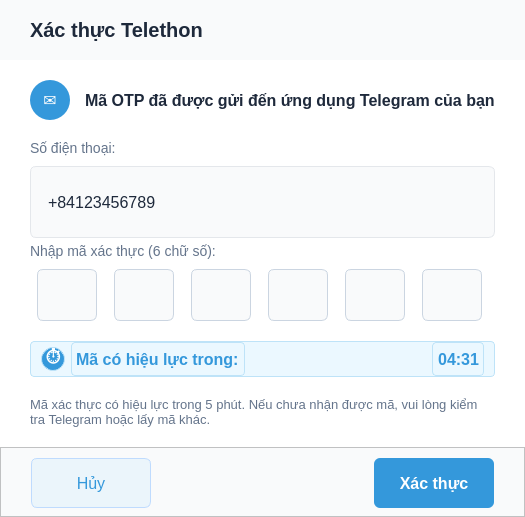
This is src/ui/qt_designer/otp/otp_verification_modal.ui in henrylenguyen/telegram-video-uploader as Qt 5 draws it before an edit. The edited form follows.
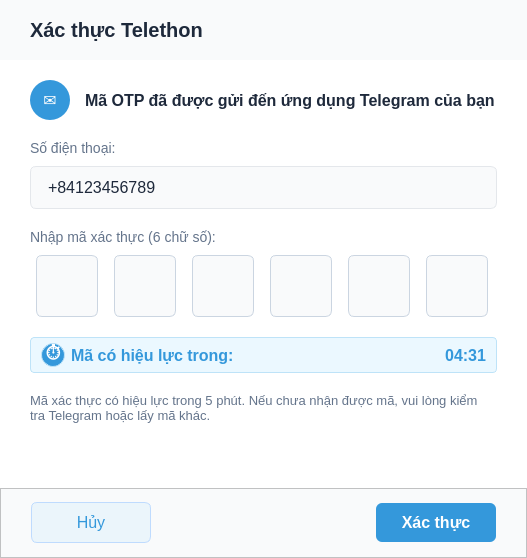
This is the edited form.

The edit to the form file:
```diff
--- a/src/ui/qt_designer/otp/otp_verification_modal.ui
+++ b/src/ui/qt_designer/otp/otp_verification_modal.ui
@@ -6,8 +6,8 @@
    <rect>
     <x>0</x>
     <y>0</y>
-    <width>500</width>
-    <height>470</height>
+    <width>527</width>
+    <height>558</height>
    </rect>
   </property>
   <property name="windowTitle">
@@ -47,8 +47,6 @@
     background-color: #FFFFFF;
     font-size: 16px;
     color: #1E293B;
-    min-height: 50px;
-    max-height: 50px;
     font-family: Arial;
 }
 
@@ -75,8 +73,6 @@
     padding: 10px 15px;
     font-size: 16px;
     font-weight: bold;
-    min-height: 50px;
-    max-height: 50px;
     font-family: Arial;
 }
 
@@ -91,8 +87,6 @@
     border-radius: 6px;
     padding: 10px 15px;
     font-size: 16px;
-    min-height: 50px;
-    max-height: 50px;
     font-family: Arial;
 }
 
@@ -263,13 +257,13 @@
           <property name="minimumSize">
            <size>
             <width>0</width>
-            <height>50</height>
+            <height>0</height>
            </size>
           </property>
           <property name="maximumSize">
            <size>
             <width>16777215</width>
-            <height>50</height>
+            <height>16777215</height>
            </size>
           </property>
           <property name="styleSheet">
@@ -312,14 +306,14 @@
            <widget class="QLineEdit" name="digit1">
             <property name="minimumSize">
              <size>
-              <width>60</width>
-              <height>60</height>
+              <width>62</width>
+              <height>62</height>
              </size>
             </property>
             <property name="maximumSize">
              <size>
-              <width>60</width>
-              <height>60</height>
+              <width>62</width>
+              <height>62</height>
              </size>
             </property>
             <property name="styleSheet">
@@ -349,14 +343,14 @@
            <widget class="QLineEdit" name="digit2">
             <property name="minimumSize">
              <size>
-              <width>60</width>
-              <height>60</height>
+              <width>62</width>
+              <height>62</height>
              </size>
             </property>
             <property name="maximumSize">
              <size>
-              <width>60</width>
-              <height>60</height>
+              <width>62</width>
+              <height>62</height>
              </size>
             </property>
             <property name="styleSheet">
@@ -383,14 +377,14 @@
            <widget class="QLineEdit" name="digit3">
             <property name="minimumSize">
              <size>
-              <width>60</width>
-              <height>60</height>
+              <width>62</width>
+              <height>62</height>
              </size>
             </property>
             <property name="maximumSize">
              <size>
-              <width>60</width>
-              <height>60</height>
+              <width>62</width>
+              <height>62</height>
              </size>
             </property>
             <property name="styleSheet">
@@ -417,14 +411,14 @@
            <widget class="QLineEdit" name="digit4">
             <property name="minimumSize">
              <size>
-              <width>60</width>
-              <height>60</height>
+              <width>62</width>
+              <height>62</height>
              </size>
             </property>
             <property name="maximumSize">
              <size>
-              <width>60</width>
-              <height>60</height>
+              <width>62</width>
+              <height>62</height>
              </size>
             </property>
             <property name="styleSheet">
@@ -451,14 +445,14 @@
            <widget class="QLineEdit" name="digit5">
             <property name="minimumSize">
              <size>
-              <width>60</width>
-              <height>60</height>
+              <width>62</width>
+              <height>62</height>
              </size>
             </property>
             <property name="maximumSize">
              <size>
-              <width>60</width>
-              <height>60</height>
+              <width>62</width>
+              <height>62</height>
              </size>
             </property>
             <property name="styleSheet">
@@ -485,14 +479,14 @@
            <widget class="QLineEdit" name="digit6">
             <property name="minimumSize">
              <size>
-              <width>60</width>
-              <height>60</height>
+              <width>62</width>
+              <height>62</height>
              </size>
             </property>
             <property name="maximumSize">
              <size>
-              <width>60</width>
-              <height>60</height>
+              <width>62</width>
+              <height>62</height>
              </size>
             </property>
             <property name="styleSheet">
@@ -595,7 +589,8 @@
             <string notr="true">background-color: transparent;
 color: #3498DB;
 font-weight: bold;
-font-size: 16px;</string>
+font-size: 16px;
+border: none;</string>
            </property>
            <property name="text">
             <string>Mã có hiệu lực trong:</string>
@@ -624,7 +619,8 @@
             <string notr="true">background-color: transparent;
 color: #3498DB;
 font-weight: bold;
-font-size: 16px;</string>
+font-size: 16px;
+border: none;</string>
            </property>
            <property name="text">
             <string>04:31</string>
@@ -710,13 +706,13 @@
         <property name="minimumSize">
          <size>
           <width>120</width>
-          <height>50</height>
+          <height>0</height>
          </size>
         </property>
         <property name="maximumSize">
          <size>
           <width>120</width>
-          <height>50</height>
+          <height>16777215</height>
          </size>
         </property>
         <property name="styleSheet">
@@ -759,13 +755,13 @@
         <property name="minimumSize">
          <size>
           <width>120</width>
-          <height>50</height>
+          <height>0</height>
          </size>
         </property>
         <property name="maximumSize">
          <size>
           <width>120</width>
-          <height>50</height>
+          <height>16777215</height>
          </size>
         </property>
         <property name="styleSheet">
```
Left out of the diff: 32 changed lines with no effect on the pictures.
